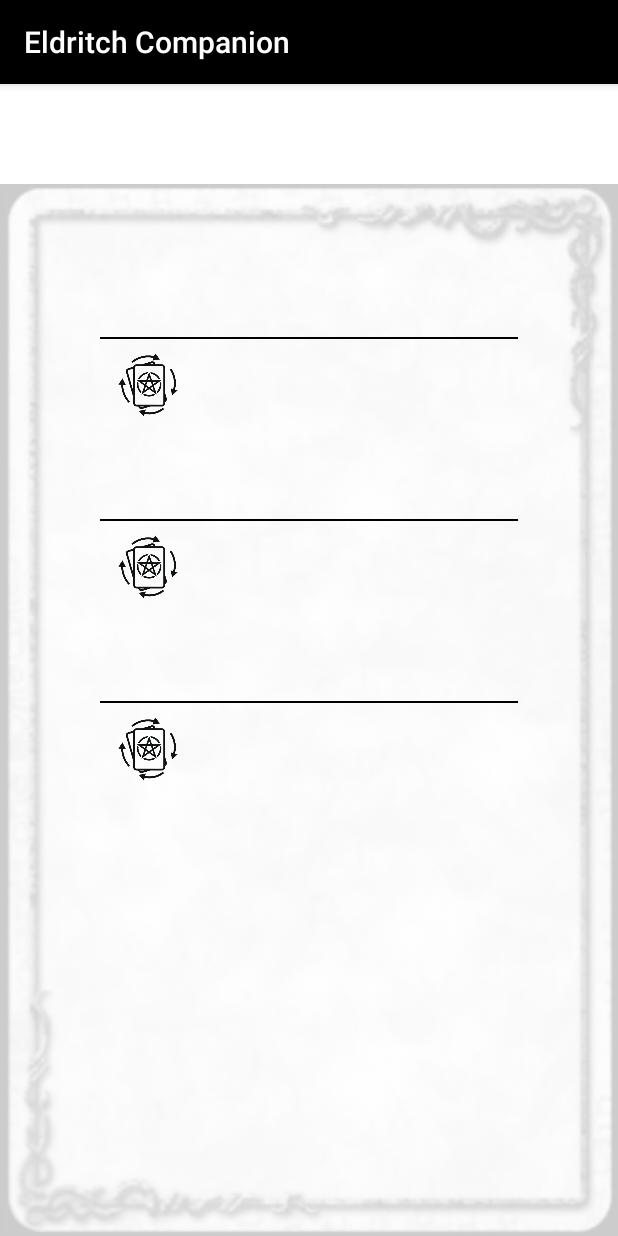
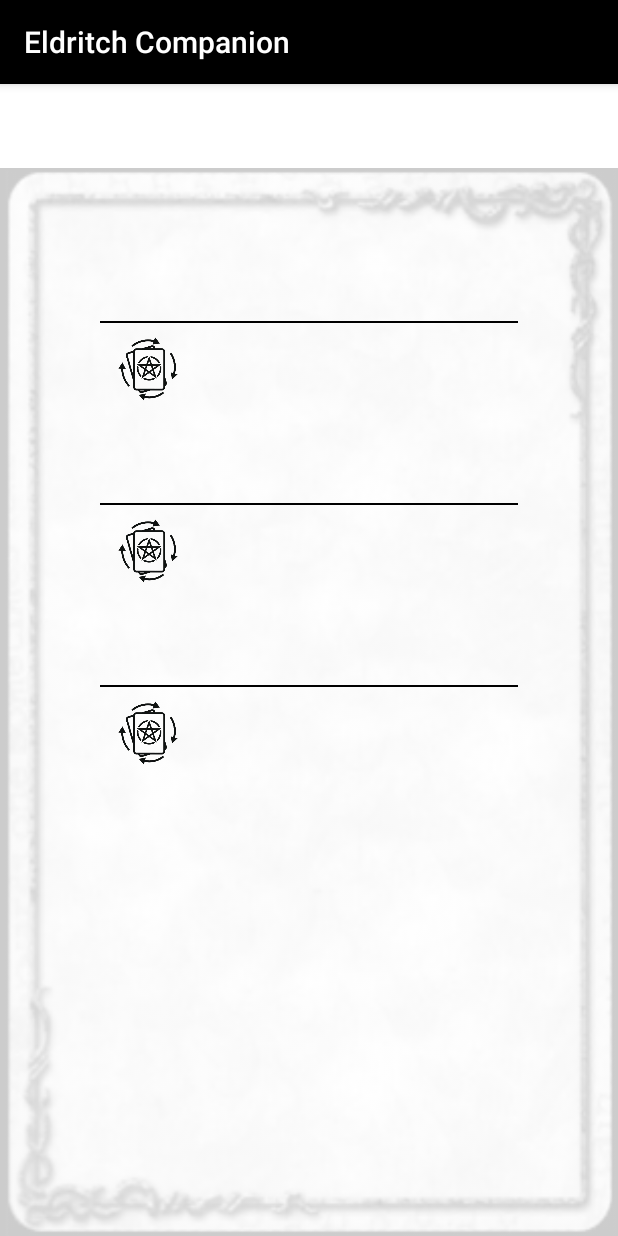
Before and after one commit to DeckardSix/eldritch-companion-2, an Android app: the fragment CardView shown on its own in the app's theme, on a phone screen of 412 x 824 dp. Run offline under Robolectric (Android 15) with nearby library versions, the phone set to English and light mode, and no system bars; 11 statements that could not run were skipped.

Commit message:
fixing layout

```diff
--- a/app/src/main/java/pqt/eldritch/GUI/CardView.java
+++ b/app/src/main/java/pqt/eldritch/GUI/CardView.java
@@ -71,7 +71,7 @@ public class CardView extends Fragment implements View.OnClickListener {
 
         // Add ActionBar spacing to prevent overlap
         int actionBarHeight = getActionBarHeight();
-        frameLayout.setPadding(0, actionBarHeight + 16, 0, 0); // 16dp extra spacing
+        frameLayout.setPadding(0, actionBarHeight, 0, 0); // Exact ActionBar height, no extra spacing
 
         // Set background color based on deck
         int backgroundColor = CardColorUtils.getDeckBackgroundColor(this.deckName);
```
Also changed, not shown: 1 other file.
